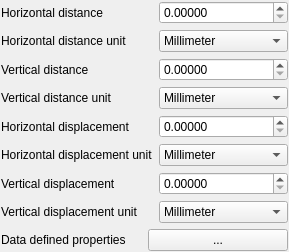
Old version of the form src/ui/symbollayer/widget_pointpatternfill.ui in the repository carsmie/QGIS.
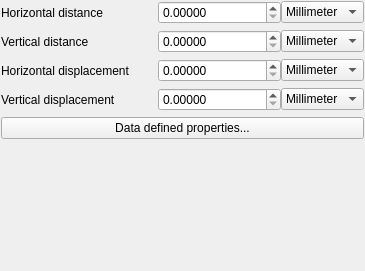
New version of the form.

Patch:
```diff
--- a/src/ui/symbollayer/widget_pointpatternfill.ui
+++ b/src/ui/symbollayer/widget_pointpatternfill.ui
@@ -6,78 +6,20 @@
    <rect>
     <x>0</x>
     <y>0</y>
-    <width>289</width>
-    <height>252</height>
+    <width>365</width>
+    <height>271</height>
    </rect>
   </property>
   <property name="windowTitle">
    <string>Form</string>
   </property>
-  <layout class="QGridLayout" name="gridLayout">
+  <layout class="QFormLayout" name="formLayout">
+   <property name="horizontalSpacing">
+    <number>28</number>
+   </property>
    <property name="margin">
     <number>1</number>
    </property>
-   <item row="4" column="0">
-    <widget class="QLabel" name="mHorizontalDisplacementLabel">
-     <property name="text">
-      <string>Horizontal displacement</string>
-     </property>
-    </widget>
-   </item>
-   <item row="7" column="1">
-    <widget class="QComboBox" name="mVerticalDisplacementUnitComboBox">
-     <item>
-      <property name="text">
-       <string>Millimeter</string>
-      </property>
-     </item>
-     <item>
-      <property name="text">
-       <string>Map unit</string>
-      </property>
-     </item>
-    </widget>
-   </item>
-   <item row="4" column="1">
-    <widget class="QDoubleSpinBox" name="mHorizontalDisplacementSpinBox">
-     <property name="decimals">
-      <number>5</number>
-     </property>
-     <property name="maximum">
-      <double>9999999.990000000223517</double>
-     </property>
-    </widget>
-   </item>
-   <item row="9" column="0">
-    <spacer name="verticalSpacer">
-     <property name="orientation">
-      <enum>Qt::Vertical</enum>
-     </property>
-     <property name="sizeHint" stdset="0">
-      <size>
-       <width>20</width>
-       <height>40</height>
-      </size>
-     </property>
-    </spacer>
-   </item>
-   <item row="6" column="1">
-    <widget class="QDoubleSpinBox" name="mVerticalDisplacementSpinBox">
-     <property name="decimals">
-      <number>5</number>
-     </property>
-     <property name="maximum">
-      <double>999999999.990000009536743</double>
-     </property>
-    </widget>
-   </item>
-   <item row="2" column="0">
-    <widget class="QLabel" name="mVerticalDistanceLabel">
-     <property name="text">
-      <string>Vertical distance</string>
-     </property>
-    </widget>
-   </item>
    <item row="0" column="0">
     <widget class="QLabel" name="mHorizontalDistanceLabel">
      <property name="text">
@@ -85,127 +27,176 @@
      </property>
     </widget>
    </item>
-   <item row="5" column="1">
-    <widget class="QComboBox" name="mHorizontalDisplacementUnitComboBox">
-     <item>
-      <property name="text">
-       <string>Millimeter</string>
-      </property>
-     </item>
-     <item>
-      <property name="text">
-       <string>Map unit</string>
-      </property>
-     </item>
-    </widget>
-   </item>
-   <item row="3" column="1">
-    <widget class="QComboBox" name="mVerticalDistanceUnitComboBox">
-     <item>
-      <property name="text">
-       <string>Millimeter</string>
-      </property>
-     </item>
-     <item>
-      <property name="text">
-       <string>Map unit</string>
-      </property>
-     </item>
-    </widget>
-   </item>
-   <item row="6" column="0">
-    <widget class="QLabel" name="mVerticalDisplacementLabel">
-     <property name="text">
-      <string>Vertical displacement</string>
-     </property>
-    </widget>
-   </item>
-   <item row="3" column="0">
-    <widget class="QLabel" name="mVerticalDistanceUnitLabel">
-     <property name="text">
-      <string>Vertical distance unit</string>
-     </property>
-    </widget>
-   </item>
-   <item row="2" column="1">
-    <widget class="QDoubleSpinBox" name="mVerticalDistanceSpinBox">
-     <property name="decimals">
-      <number>5</number>
-     </property>
-     <property name="maximum">
-      <double>999999999.990000009536743</double>
-     </property>
-    </widget>
-   </item>
-   <item row="7" column="0">
-    <widget class="QLabel" name="mVerticalDisplacementUnitLabel">
-     <property name="text">
-      <string>Vertical displacement unit</string>
-     </property>
-    </widget>
-   </item>
-   <item row="5" column="0">
-    <widget class="QLabel" name="mHorizontalDisplacementUnitLabel">
-     <property name="text">
-      <string>Horizontal displacement unit</string>
-     </property>
-    </widget>
-   </item>
-   <item row="1" column="1">
-    <widget class="QComboBox" name="mHorizontalDistanceUnitComboBox">
-     <item>
-      <property name="text">
-       <string>Millimeter</string>
-      </property>
-     </item>
-     <item>
-      <property name="text">
-       <string>Map unit</string>
-      </property>
-     </item>
-    </widget>
-   </item>
    <item row="0" column="1">
-    <widget class="QDoubleSpinBox" name="mHorizontalDistanceSpinBox">
-     <property name="decimals">
-      <number>5</number>
-     </property>
-     <property name="maximum">
-      <double>99999999.989999994635582</double>
-     </property>
-    </widget>
+    <layout class="QHBoxLayout" name="horizontalLayout">
+     <item>
+      <widget class="QDoubleSpinBox" name="mHorizontalDistanceSpinBox">
+       <property name="sizePolicy">
+        <sizepolicy hsizetype="Minimum" vsizetype="Fixed">
+         <horstretch>1</horstretch>
+         <verstretch>0</verstretch>
+        </sizepolicy>
+       </property>
+       <property name="decimals">
+        <number>5</number>
+       </property>
+       <property name="maximum">
+        <double>99999999.989999994635582</double>
+       </property>
+      </widget>
+     </item>
+     <item>
+      <widget class="QComboBox" name="mHorizontalDistanceUnitComboBox">
+       <item>
+        <property name="text">
+         <string>Millimeter</string>
+        </property>
+       </item>
+       <item>
+        <property name="text">
+         <string>Map unit</string>
+        </property>
+       </item>
+      </widget>
+     </item>
+    </layout>
    </item>
    <item row="1" column="0">
-    <widget class="QLabel" name="mHorizontalDistanceUnitLabel">
+    <widget class="QLabel" name="mVerticalDistanceLabel">
      <property name="text">
-      <string>Horizontal distance unit</string>
+      <string>Vertical distance</string>
      </property>
     </widget>
    </item>
-   <item row="8" column="0" colspan="2">
-    <layout class="QHBoxLayout" name="horizontalLayout_3">
+   <item row="1" column="1">
+    <layout class="QHBoxLayout" name="horizontalLayout_2">
      <item>
-      <widget class="QLabel" name="mDataDefinedPropertiesLabel">
-       <property name="text">
-        <string>Data defined properties</string>
+      <widget class="QDoubleSpinBox" name="mVerticalDistanceSpinBox">
+       <property name="sizePolicy">
+        <sizepolicy hsizetype="Minimum" vsizetype="Fixed">
+         <horstretch>1</horstretch>
+         <verstretch>0</verstretch>
+        </sizepolicy>
        </property>
+       <property name="decimals">
+        <number>5</number>
+       </property>
+       <property name="maximum">
+        <double>999999999.990000009536743</double>
+       </property>
       </widget>
      </item>
      <item>
-      <widget class="QPushButton" name="mDataDefinedPropertiesButton">
+      <widget class="QComboBox" name="mVerticalDistanceUnitComboBox">
+       <item>
+        <property name="text">
+         <string>Millimeter</string>
+        </property>
+       </item>
+       <item>
+        <property name="text">
+         <string>Map unit</string>
+        </property>
+       </item>
+      </widget>
+     </item>
+    </layout>
+   </item>
+   <item row="2" column="0">
+    <widget class="QLabel" name="mHorizontalDisplacementLabel">
+     <property name="text">
+      <string>Horizontal displacement</string>
+     </property>
+    </widget>
+   </item>
+   <item row="2" column="1">
+    <layout class="QHBoxLayout" name="horizontalLayout_4">
+     <item>
+      <widget class="QDoubleSpinBox" name="mHorizontalDisplacementSpinBox">
        <property name="sizePolicy">
         <sizepolicy hsizetype="Minimum" vsizetype="Fixed">
-         <horstretch>0</horstretch>
+         <horstretch>1</horstretch>
          <verstretch>0</verstretch>
         </sizepolicy>
        </property>
-       <property name="text">
-        <string>...</string>
+       <property name="decimals">
+        <number>5</number>
        </property>
+       <property name="maximum">
+        <double>9999999.990000000223517</double>
+       </property>
       </widget>
      </item>
+     <item>
+      <widget class="QComboBox" name="mHorizontalDisplacementUnitComboBox">
+       <item>
+        <property name="text">
+         <string>Millimeter</string>
+        </property>
+       </item>
+       <item>
+        <property name="text">
+         <string>Map unit</string>
+        </property>
+       </item>
+      </widget>
+     </item>
     </layout>
    </item>
+   <item row="3" column="0">
+    <widget class="QLabel" name="mVerticalDisplacementLabel">
+     <property name="text">
+      <string>Vertical displacement</string>
+     </property>
+    </widget>
+   </item>
+   <item row="3" column="1">
+    <layout class="QHBoxLayout" name="horizontalLayout_5">
+     <item>
+      <widget class="QDoubleSpinBox" name="mVerticalDisplacementSpinBox">
+       <property name="sizePolicy">
+        <sizepolicy hsizetype="Minimum" vsizetype="Fixed">
+         <horstretch>1</horstretch>
+         <verstretch>0</verstretch>
+        </sizepolicy>
+       </property>
+       <property name="decimals">
+        <number>5</number>
+       </property>
+       <property name="maximum">
+        <double>999999999.990000009536743</double>
+       </property>
+      </widget>
+     </item>
+     <item>
+      <widget class="QComboBox" name="mVerticalDisplacementUnitComboBox">
+       <item>
+        <property name="text">
+         <string>Millimeter</string>
+        </property>
+       </item>
+       <item>
+        <property name="text">
+         <string>Map unit</string>
+        </property>
+       </item>
+      </widget>
+     </item>
+    </layout>
+   </item>
+   <item row="4" column="0" colspan="2">
+    <widget class="QPushButton" name="mDataDefinedPropertiesButton">
+     <property name="sizePolicy">
+      <sizepolicy hsizetype="Minimum" vsizetype="Fixed">
+       <horstretch>0</horstretch>
+       <verstretch>0</verstretch>
+      </sizepolicy>
+     </property>
+     <property name="text">
+      <string>Data defined properties...</string>
+     </property>
+    </widget>
+   </item>
   </layout>
  </widget>
  <resources/>
```
